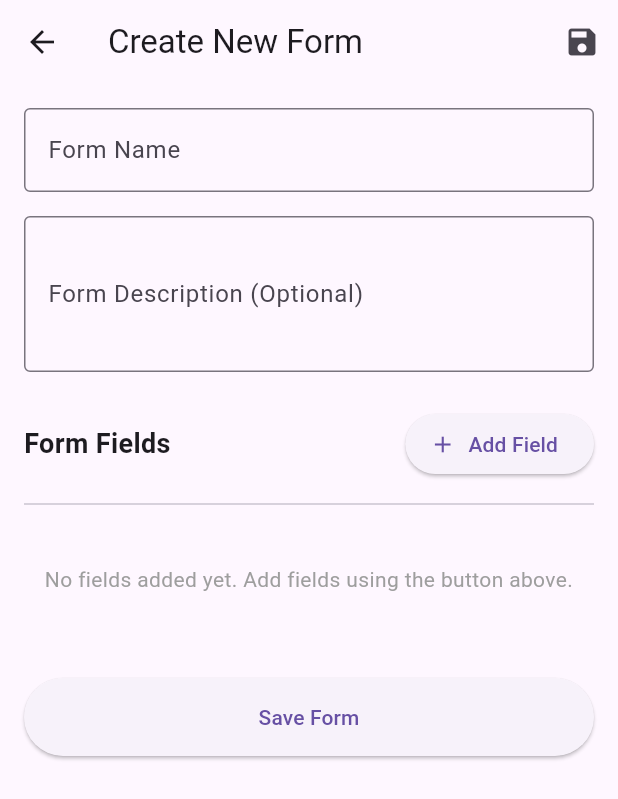
After one commit to hassandaemi/factory-reporting-system, a Flutter app: the FormManagementScreen screen opened directly, after a tap on "Create Form", on a phone screen of 412 x 824 dp. The commit adds this screen. Shown: the top 799 px of the screen. Run offline on Flutter 3.47's test engine with Material 3 defaults, Android fonts, the phone set to English and light mode, and no system bars; our stand-ins replace sqflite_common_ffi; accounts and stored records are empty.

Commit message:
Dynamic Form Builder

```diff
--- /dev/null
+++ b/lib/screens/admin/create_edit_form_screen.dart
@@ -0,0 +1,363 @@
+import 'package:flutter/material.dart';
+import 'package:provider/provider.dart';
+import '../../main.dart';
+import '../../models/form.dart' as form_models;
+
+class CreateEditFormScreen extends StatefulWidget {
+  final form_models.FormModel? editForm;
+  final List<form_models.FormField>? initialFields;
+
+  const CreateEditFormScreen({
+    super.key,
+    this.editForm,
+    this.initialFields,
+  });
+
+  @override
+  State<CreateEditFormScreen> createState() => _CreateEditFormScreenState();
+}
+
+class _CreateEditFormScreenState extends State<CreateEditFormScreen> {
+  final _formKey = GlobalKey<FormState>();
+  final _nameController = TextEditingController();
+  final _descriptionController = TextEditingController();
+  List<form_models.FormField> _fields = [];
+  bool _isLoading = false;
+
+  @override
+  void initState() {
+    super.initState();
+    // If editing an existing form, populate the fields
+    if (widget.editForm != null) {
+      _nameController.text = widget.editForm!.name;
+      _descriptionController.text = widget.editForm!.description ?? '';
+
+      if (widget.initialFields != null) {
+        _fields = List.from(widget.initialFields!);
+      }
+    }
+  }
+
+  @override
+  void dispose() {
+    _nameController.dispose();
+    _descriptionController.dispose();
+    super.dispose();
+  }
+
+  void _showErrorSnackBar(String message) {
+    ScaffoldMessenger.of(context).showSnackBar(
+      SnackBar(
+        content: Text(message),
+        backgroundColor: Colors.red,
+      ),
+    );
+  }
+
+  void _showSuccessSnackBar(String message) {
+    ScaffoldMessenger.of(context).showSnackBar(
+      SnackBar(
+        content: Text(message),
+        backgroundColor: Colors.green,
+      ),
+    );
+  }
+
+  Future<void> _saveForm() async {
+    if (_formKey.currentState!.validate()) {
+      if (_fields.isEmpty) {
+        _showErrorSnackBar('Please add at least one field to the form');
+        return;
+      }
+
+      setState(() {
+        _isLoading = true;
+      });
+
+      try {
+        final form = form_models.FormModel(
+          id: widget.editForm?.id,
+          name: _nameController.text.trim(),
+          description: _descriptionController.text.trim().isNotEmpty
+              ? _descriptionController.text.trim()
+              : null,
+        );
+
+        final dbHelper =
+            Provider.of<AppState>(context, listen: false).databaseHelper;
+
+        // Save the form with its fields
+        await dbHelper.insertFormWithFields(form, _fields);
+
+        setState(() {
+          _isLoading = false;
+        });
+
+        if (!mounted) return;
+        _showSuccessSnackBar('Form saved successfully');
+        Navigator.pop(context);
+      } catch (e) {
+        setState(() {
+          _isLoading = false;
+        });
+        _showErrorSnackBar('Error saving form: $e');
+      }
+    }
+  }
+
+  void _showAddFieldDialog(BuildContext context) {
+    final formKey = GlobalKey<FormState>();
+    final labelController = TextEditingController();
+    form_models.FieldType selectedType = form_models.FieldType.text;
+    bool isRequired = false;
+    final optionsController = TextEditingController();
+
+    showDialog(
+      context: context,
+      builder: (context) => StatefulBuilder(
+        builder: (context, setStateDialog) {
+          return AlertDialog(
+            title: const Text('Add Field'),
+            content: SingleChildScrollView(
+              child: Form(
+                key: formKey,
+                child: Column(
+                  mainAxisSize: MainAxisSize.min,
+                  children: [
+                    TextFormField(
+                      controller: labelController,
+                      decoration: const InputDecoration(
+                        labelText: 'Field Label',
+                        border: OutlineInputBorder(),
+                      ),
+                      validator: (value) {
+                        if (value == null || value.isEmpty) {
+                          return 'Please enter a label';
+                        }
+                        return null;
+                      },
+                    ),
+                    const SizedBox(height: 16),
+                    DropdownButtonFormField<form_models.FieldType>(
+                      value: selectedType,
+                      decoration: const InputDecoration(
+                        labelText: 'Field Type',
+                        border: OutlineInputBorder(),
+                      ),
+                      items: form_models.FieldType.values.map((type) {
+                        return DropdownMenuItem<form_models.FieldType>(
+                          value: type,
+                          child: Text(type.toString().split('.').last),
+                        );
+                      }).toList(),
+                      onChanged: (value) {
+                        setStateDialog(() {
+                          selectedType = value!;
+                        });
+                      },
+                    ),
+                    const SizedBox(height: 16),
+                    SwitchListTile(
+                      title: const Text('Required'),
+                      value: isRequired,
+                      onChanged: (value) {
+                        setStateDialog(() {
+                          isRequired = value;
+                        });
+                      },
+                    ),
+                    if (selectedType == form_models.FieldType.dropdown) ...[
+                      const SizedBox(height: 16),
+                      TextFormField(
+                        controller: optionsController,
+                        decoration: const InputDecoration(
+                          labelText: 'Options (comma-separated)',
+                          border: OutlineInputBorder(),
+                          hintText: 'Option 1, Option 2, Option 3',
+                        ),
+                        validator: (value) {
+                          if (selectedType == form_models.FieldType.dropdown) {
+                            if (value == null || value.isEmpty) {
+                              return 'Please enter options for dropdown';
+                            }
+                          }
+                          return null;
+                        },
+                      ),
+                    ],
+                  ],
+                ),
+              ),
+            ),
+            actions: [
+              TextButton(
+                onPressed: () => Navigator.of(context).pop(),
+                child: const Text('Cancel'),
+              ),
+              TextButton(
+                onPressed: () {
+                  if (formKey.currentState!.validate()) {
+                    // Parse options if dropdown type
+                    List<String>? options;
+                    if (selectedType == form_models.FieldType.dropdown) {
+                      options = optionsController.text
+                          .split(',')
+                          .map((option) => option.trim())
+                          .where((option) => option.isNotEmpty)
+                          .toList();
+                    }
+
+                    // Create field
+                    final newField = form_models.FormField(
+                      label: labelController.text.trim(),
+                      type: selectedType,
+                      isRequired: isRequired,
+                      options: options,
+                    );
+
+                    Navigator.of(context).pop();
+
+                    // Add to fields list
+                    setState(() {
+                      _fields.add(newField);
+                    });
+                  }
+                },
+                child: const Text('Add'),
+              ),
+            ],
+          );
+        },
+      ),
+    );
+  }
+
+  @override
+  Widget build(BuildContext context) {
+    return Scaffold(
+      appBar: AppBar(
+        title: Text(widget.editForm == null ? 'Create New Form' : 'Edit Form'),
+        actions: [
+          IconButton(
+            icon: const Icon(Icons.save),
+            onPressed: _isLoading ? null : _saveForm,
+          ),
+        ],
+      ),
+      body: _isLoading
+          ? const Center(child: CircularProgressIndicator())
+          : SingleChildScrollView(
+              padding: const EdgeInsets.all(16.0),
+              child: Form(
+                key: _formKey,
+                child: Column(
+                  crossAxisAlignment: CrossAxisAlignment.stretch,
+                  children: [
+                    // Form name and description
+                    TextFormField(
+                      controller: _nameController,
+                      decoration: const InputDecoration(
+                        labelText: 'Form Name',
+                        border: OutlineInputBorder(),
+                      ),
+                      validator: (value) {
+                        if (value == null || value.isEmpty) {
+                          return 'Please enter a form name';
+                        }
+                        return null;
+                      },
+                    ),
+                    const SizedBox(height: 16),
+                    TextFormField(
+                      controller: _descriptionController,
+                      decoration: const InputDecoration(
+                        labelText: 'Form Description (Optional)',
+                        border: OutlineInputBorder(),
+                      ),
+                      maxLines: 3,
+                    ),
+
+                    const SizedBox(height: 24),
+                    Row(
+                      mainAxisAlignment: MainAxisAlignment.spaceBetween,
+                      children: [
+                        const Text(
+                          'Form Fields',
+                          style: TextStyle(
+                            fontSize: 18,
+                            fontWeight: FontWeight.bold,
+                          ),
+                        ),
+                        ElevatedButton.icon(
+                          icon: const Icon(Icons.add),
+                          label: const Text('Add Field'),
+                          onPressed: () => _showAddFieldDialog(context),
+                        ),
+                      ],
+                    ),
+                    const SizedBox(height: 8),
+                    const Divider(),
+
+                    // Fields list
+                    _fields.isEmpty
+                        ? const Padding(
+                            padding: EdgeInsets.symmetric(vertical: 32.0),
+                            child: Center(
+                              child: Text(
+                                'No fields added yet. Add fields using the button above.',
+                                textAlign: TextAlign.center,
+                                style: TextStyle(
+                                  color: Colors.grey,
+                                ),
+                              ),
+                            ),
+                          )
+                        : ListView.builder(
+                            shrinkWrap: true,
+                            physics: const NeverScrollableScrollPhysics(),
+                            itemCount: _fields.length,
+                            itemBuilder: (context, index) {
+                              final field = _fields[index];
+                              return Card(
+                                margin: const EdgeInsets.only(bottom: 8.0),
+                                child: ListTile(
+                                  title: Text(field.label),
+                                  subtitle: Text(
+                                    '${field.type.toString().split('.').last} · ' +
+                                        (field.isRequired
+                                            ? 'Required'
+                                            : 'Optional') +
+                                        (field.options != null
+                                            ? ' · Options: ${field.options!.join(', ')}'
+                                            : ''),
+                                  ),
+                                  trailing: IconButton(
+                                    icon: const Icon(Icons.delete),
+                                    onPressed: () {
+                                      setState(() {
+                                        _fields.removeAt(index);
+                                      });
+                                    },
+                                  ),
+                                ),
+                              );
+                            },
+                          ),
+
+                    const SizedBox(height: 24),
+                    ElevatedButton(
+                      onPressed: _isLoading ? null : _saveForm,
+                      style: ElevatedButton.styleFrom(
+                        padding: const EdgeInsets.symmetric(vertical: 16),
+                      ),
+                      child: _isLoading
+                          ? const CircularProgressIndicator()
+                          : const Text('Save Form'),
+                    ),
+                  ],
+                ),
+              ),
+            ),
+    );
+  }
+}
--- /dev/null
+++ b/lib/screens/admin/form_management_screen.dart
@@ -0,0 +1,226 @@
+import 'package:flutter/material.dart';
+import 'package:provider/provider.dart';
+import '../../main.dart';
+import '../../models/form.dart' as form_models;
+import 'create_edit_form_screen.dart';
+
+class FormManagementScreen extends StatefulWidget {
+  const FormManagementScreen({super.key});
+
+  @override
+  State<FormManagementScreen> createState() => _FormManagementScreenState();
+}
+
+class _FormManagementScreenState extends State<FormManagementScreen> {
+  List<form_models.FormModel> _forms = [];
+  bool _isLoading = true;
+
+  @override
+  void initState() {
+    super.initState();
+    _fetchForms();
+  }
+
+  Future<void> _fetchForms() async {
+    setState(() {
+      _isLoading = true;
+    });
+
+    try {
+      final dbHelper =
+          Provider.of<AppState>(context, listen: false).databaseHelper;
+      final formMaps = await dbHelper.getForms();
+
+      setState(() {
+        _forms =
+            formMaps.map((map) => form_models.FormModel.fromMap(map)).toList();
+        _isLoading = false;
+      });
+    } catch (e) {
+      setState(() {
+        _isLoading = false;
+      });
+      _showErrorSnackBar('Failed to load forms: $e');
+    }
+  }
+
+  void _showErrorSnackBar(String message) {
+    ScaffoldMessenger.of(context).showSnackBar(
+      SnackBar(
+        content: Text(message),
+        backgroundColor: Colors.red,
+      ),
+    );
+  }
+
+  @override
+  Widget build(BuildContext context) {
+    return Scaffold(
+      appBar: AppBar(
+        title: const Text('Manage Forms'),
+      ),
+      body: _isLoading
+          ? const Center(child: CircularProgressIndicator())
+          : _forms.isEmpty
+              ? Center(
+                  child: Column(
+                    mainAxisAlignment: MainAxisAlignment.center,
+                    children: [
+                      const Text(
+                        'No forms found',
+                        style: TextStyle(fontSize: 18),
+                      ),
+                      const SizedBox(height: 16),
+                      ElevatedButton(
+                        onPressed: () => _navigateToCreateForm(context),
+                        child: const Text('Create Form'),
+                      ),
+                    ],
+                  ),
+                )
+              : Padding(
+                  padding: const EdgeInsets.all(16.0),
+                  child: Column(
+                    crossAxisAlignment: CrossAxisAlignment.start,
+                    children: [
+                      const Text(
+                        'Forms',
+                        style: TextStyle(
+                          fontSize: 20,
+                          fontWeight: FontWeight.bold,
+                        ),
+                      ),
+                      const SizedBox(height: 16),
+                      Expanded(
+                        child: ListView.builder(
+                          itemCount: _forms.length,
+                          itemBuilder: (context, index) {
+                            final form = _forms[index];
+                            return Card(
+                              elevation: 2,
+                              margin: const EdgeInsets.only(bottom: 12),
+                              child: ListTile(
+                                leading: const CircleAvatar(
+                                  backgroundColor: Colors.green,
+                                  child: Icon(Icons.description,
+                                      color: Colors.white),
+                                ),
+                                title: Text(
+                                  form.name,
+                                  style: const TextStyle(
+                                      fontWeight: FontWeight.bold),
+                                ),
+                                subtitle: Text(
+                                  form.description ?? 'No description',
+                                  maxLines: 1,
+                                  overflow: TextOverflow.ellipsis,
+                                ),
+                                trailing: IconButton(
+                                  icon: const Icon(Icons.info_outline),
+                                  onPressed: () {
+                                    // View form details in future phase
+                                  },
+                                ),
+                                onTap: () async {
+                                  // View form details and fields
+                                  final dbHelper = Provider.of<AppState>(
+                                          context,
+                                          listen: false)
+                                      .databaseHelper;
+                                  if (form.id != null) {
+                                    final fieldMaps =
+                                        await dbHelper.getFormFields(form.id!);
+                                    final fields = fieldMaps
+                                        .map((map) =>
+                                            form_models.FormField.fromMap(map))
+                                        .toList();
+
+                                    _showFormDetailsDialog(form, fields);
+                                  }
+                                },
+                              ),
+                            );
+                          },
+                        ),
+                      ),
+                    ],
+                  ),
+                ),
+      floatingActionButton: FloatingActionButton(
+        onPressed: () => _navigateToCreateForm(context),
+        child: const Icon(Icons.add),
+      ),
+    );
+  }
+
+  void _navigateToCreateForm(BuildContext context) {
+    Navigator.push(
+      context,
+      MaterialPageRoute(
+        builder: (context) => const CreateEditFormScreen(),
+      ),
+    ).then((_) => _fetchForms());
+  }
+
+  void _showFormDetailsDialog(
+      form_models.FormModel form, List<form_models.FormField> fields) {
+    showDialog(
+      context: context,
+      builder: (context) => AlertDialog(
+        title: Text(form.name),
+        content: SizedBox(
+          width: double.maxFinite,
+          child: Column(
+            mainAxisSize: MainAxisSize.min,
+            crossAxisAlignment: CrossAxisAlignment.start,
+            children: [
+              Text('Description: ${form.description ?? 'None'}'),
+              const SizedBox(height: 8),
+              const Text(
+                'Fields:',
+                style: TextStyle(fontWeight: FontWeight.bold),
+              ),
+              const SizedBox(height: 4),
+              ConstrainedBox(
+                constraints: BoxConstraints(
+                  maxHeight: MediaQuery.of(context).size.height * 0.4,
+                ),
+                child: fields.isEmpty
+                    ? const Text('No fields')
+                    : ListView.builder(
+                        shrinkWrap: true,
+                        itemCount: fields.length,
+                        itemBuilder: (context, index) {
+                          final field = fields[index];
+                          return ListTile(
+                            dense: true,
+                            title: Text(field.label),
+                            subtitle: Text(
+                              '${field.type.toString().split('.').last} · ' +
+                                  (field.isRequired ? 'Required' : 'Optional'),
+                            ),
+                            trailing:
+                                field.type == form_models.FieldType.dropdown
+                                    ? Tooltip(
+                                        message:
+                                            'Options: ${field.options?.join(", ") ?? "None"}',
+                                        child: const Icon(Icons.list),
+                                      )
+                                    : null,
+                          );
+                        },
+                      ),
+              ),
+            ],
+          ),
+        ),
+        actions: [
+          TextButton(
+            onPressed: () => Navigator.of(context).pop(),
+            child: const Text('Close'),
+          ),
+        ],
+      ),
+    );
+  }
+}
--- a/lib/services/database_helper.dart
+++ b/lib/services/database_helper.dart
@@ -2,6 +2,7 @@ import 'dart:async';
 import 'package:path/path.dart';
 import 'package:path_provider/path_provider.dart';
 import 'package:sqflite_common_ffi/sqflite_ffi.dart';
+import '../models/form.dart';
 
 class DatabaseHelper {
   static final DatabaseHelper _instance = DatabaseHelper._internal();
@@ -126,6 +127,28 @@ class DatabaseHelper {
     return await db.insert('FormFields', formField);
   }
 
+  // Helper method to insert a form with its fields in a transaction
+  Future<void> insertFormWithFields(
+      FormModel form, List<FormField> fields) async {
+    final db = await database;
+
+    await db.transaction((txn) async {
+      // Insert the form and get its ID
+      final formMap = form.toMap();
+      final formId = await txn.insert('Forms', formMap);
+
+      // Insert each field with the form ID
+      for (int i = 0; i < fields.length; i++) {
+        final field = fields[i];
+        final fieldMap = field.toMap();
+        fieldMap['form_id'] = formId;
+        fieldMap['field_order'] = i; // Set order based on list index
+
+        await txn.insert('FormFields', fieldMap);
+      }
+    });
+  }
+
   // Helper method to insert a report
   Future<int> insertReport(Map<String, dynamic> report) async {
     final db = await database;
```
Also changed, not shown: lib/screens/admin/admin_home_screen.dart (+15 -4 lines).
